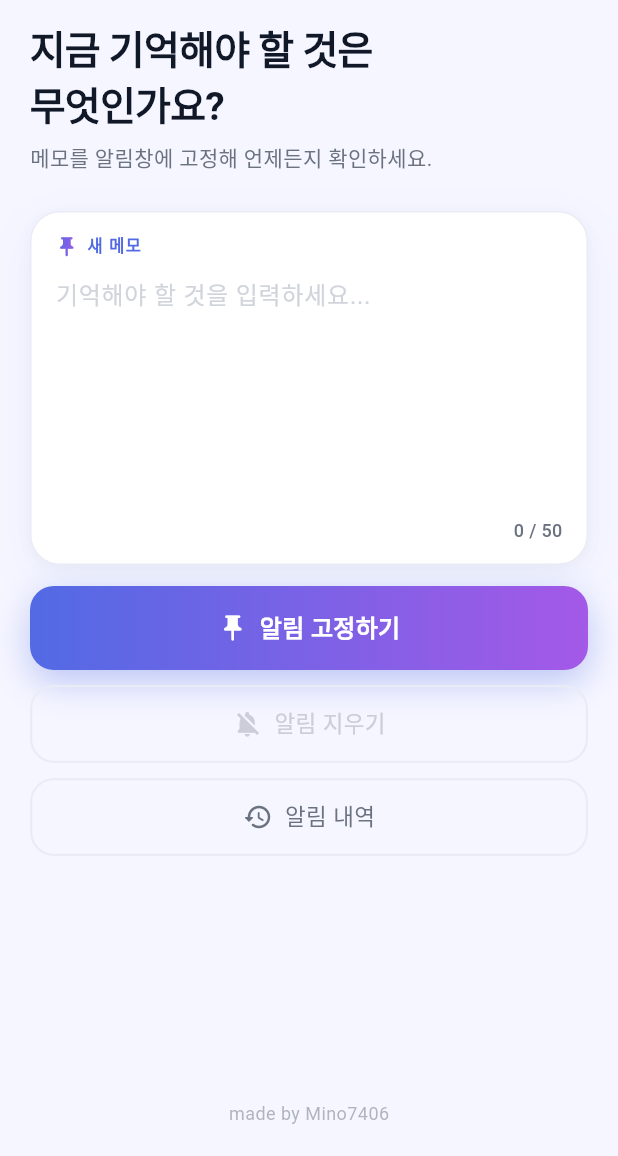
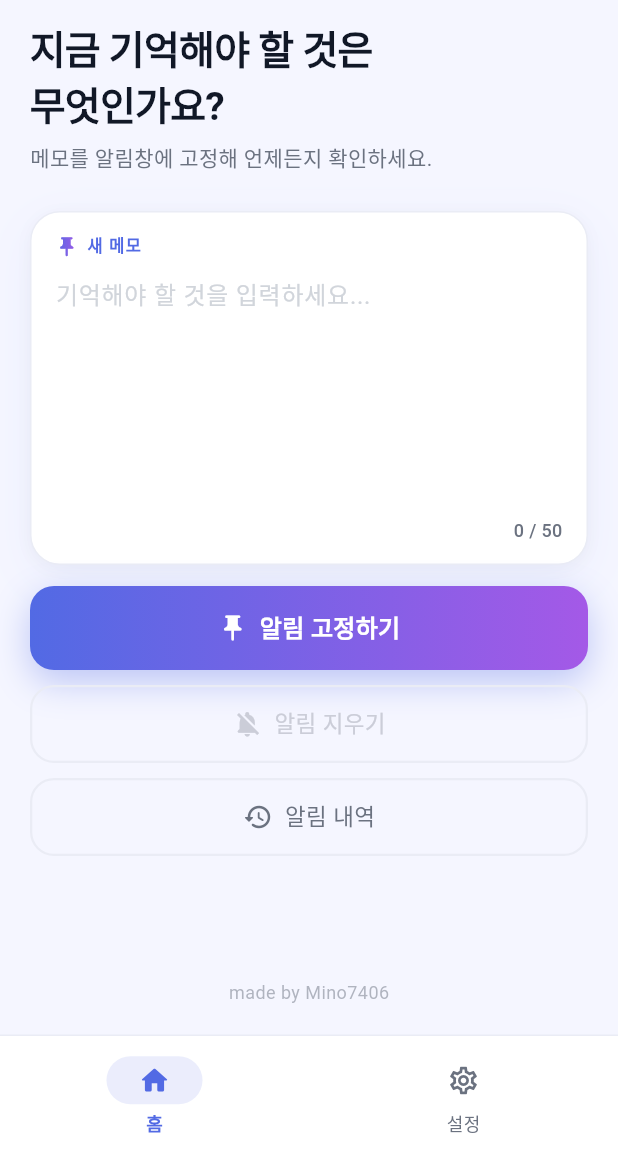
Before and after one commit to Mino7406/NotiMemo, a Flutter app: the screen it shows after launch, on a phone screen of 412 x 824 dp, the part 80-1236 px from its top. Run offline on Flutter 3.47's test engine with Material 3 defaults, Android fonts, the phone set to English and light mode, and no system bars; our stand-ins replace package_info_plus, permission_handler, shared_preferences; network calls fail.

Commit message:
v2.3.0 패치

```diff
--- a/lib/main.dart
+++ b/lib/main.dart
@@ -1,8 +1,12 @@
 import 'package:flutter/material.dart';
 import 'package:flutter/services.dart';
 import 'screens/home_screen.dart';
+import 'screens/settings_screen.dart';
 import 'services/notification_service.dart';
+import 'storage/settings_storage.dart';
 import 'theme/app_theme.dart';
+
+final _themeModeNotifier = ValueNotifier<ThemeMode>(ThemeMode.system);
 
 void main() async {
   WidgetsFlutterBinding.ensureInitialized();
@@ -12,6 +16,7 @@ void main() async {
   try {
     await NotificationService.initialize();
   } catch (_) {}
+  _themeModeNotifier.value = await SettingsStorage.getThemeMode();
   runApp(const NotiMemoApp());
 }
 
@@ -20,12 +25,16 @@ class NotiMemoApp extends StatelessWidget {
 
   @override
   Widget build(BuildContext context) {
-    return MaterialApp(
-      title: '알림메모',
-      debugShowCheckedModeBanner: false,
-      theme: _buildTheme(Brightness.light),
-      darkTheme: _buildTheme(Brightness.dark),
-      home: const HomeScreen(),
+    return ValueListenableBuilder<ThemeMode>(
+      valueListenable: _themeModeNotifier,
+      builder: (_, mode, _) => MaterialApp(
+        title: '알림메모',
+        debugShowCheckedModeBanner: false,
+        theme: _buildTheme(Brightness.light),
+        darkTheme: _buildTheme(Brightness.dark),
+        themeMode: mode,
+        home: _AppShell(currentMode: mode),
+      ),
     );
   }
 
@@ -44,6 +53,93 @@ class NotiMemoApp extends StatelessWidget {
         shape: RoundedRectangleBorder(borderRadius: BorderRadius.circular(16)),
         color: isDark ? AppColors.surfaceDark : AppColors.surfaceLight,
       ),
+      navigationBarTheme: NavigationBarThemeData(
+        backgroundColor: isDark ? AppColors.surfaceDark : Colors.white,
+        indicatorColor: AppColors.gradStart.withAlpha(isDark ? 45 : 30),
+        labelTextStyle: WidgetStateProperty.resolveWith((states) {
+          final selected = states.contains(WidgetState.selected);
+          return TextStyle(
+            fontSize: 12,
+            fontWeight: selected ? FontWeight.w600 : FontWeight.w400,
+            color: selected
+                ? AppColors.gradStart
+                : (isDark ? const Color(0xFF9CA3AF) : const Color(0xFF6B7280)),
+          );
+        }),
+        iconTheme: WidgetStateProperty.resolveWith((states) {
+          final selected = states.contains(WidgetState.selected);
+          return IconThemeData(
+            color: selected
+                ? AppColors.gradStart
+                : (isDark ? const Color(0xFF9CA3AF) : const Color(0xFF6B7280)),
+            size: 22,
+          );
+        }),
+      ),
     );
   }
 }
+
+class _AppShell extends StatefulWidget {
+  final ThemeMode currentMode;
+  const _AppShell({required this.currentMode});
+
+  @override
+  State<_AppShell> createState() => _AppShellState();
+}
+
+class _AppShellState extends State<_AppShell> {
+  int _index = 0;
+
+  void _changeTheme(ThemeMode mode) {
+    _themeModeNotifier.value = mode;
+    SettingsStorage.setThemeMode(mode);
+  }
+
+  @override
+  Widget build(BuildContext context) {
+    final isDark = Theme.of(context).brightness == Brightness.dark;
+
+    return Scaffold(
+      backgroundColor:
+          isDark ? AppColors.bgDark : AppColors.bgLight,
+      body: IndexedStack(
+        index: _index,
+        children: [
+          const HomeScreen(),
+          SettingsScreen(
+            currentMode: widget.currentMode,
+            onThemeChanged: _changeTheme,
+          ),
+        ],
+      ),
+      bottomNavigationBar: Column(
+        mainAxisSize: MainAxisSize.min,
+        children: [
+          Divider(
+            height: 1,
+            thickness: 1,
+            color: isDark ? AppColors.borderDark : AppColors.borderLight,
+          ),
+          NavigationBar(
+            selectedIndex: _index,
+            onDestinationSelected: (i) => setState(() => _index = i),
+            elevation: 0,
+            destinations: const [
+              NavigationDestination(
+                icon: Icon(Icons.home_outlined),
+                selectedIcon: Icon(Icons.home_rounded),
+                label: '홈',
+              ),
+              NavigationDestination(
+                icon: Icon(Icons.settings_outlined),
+                selectedIcon: Icon(Icons.settings_rounded),
+                label: '설정',
+              ),
+            ],
+          ),
+        ],
+      ),
+    );
+  }
+}
--- a/lib/services/update_service.dart
+++ b/lib/services/update_service.dart
@@ -11,24 +11,29 @@ class UpdateService {
   /// Returns the latest version tag if newer than the current version, null otherwise.
   static Future<String?> checkForUpdate() async {
     try {
-      final info = await PackageInfo.fromPlatform();
-      final current = info.version;
+      return await _fetch().timeout(const Duration(seconds: 8));
+    } catch (_) {
+      return null;
+    }
+  }
 
-      final client = HttpClient()
-        ..connectionTimeout = const Duration(seconds: 5);
+  static Future<String?> _fetch() async {
+    final info = await PackageInfo.fromPlatform();
+    final current = info.version;
+
+    final client = HttpClient()
+      ..connectionTimeout = const Duration(seconds: 5);
+    try {
       final request = await client.getUrl(Uri.parse(_apiUrl));
       request.headers.set('User-Agent', 'NotiMemo-App');
       final response = await request.close();
       if (response.statusCode != 200) return null;
       final body = await response.transform(utf8.decoder).join();
-      client.close();
-
       final json = jsonDecode(body) as Map<String, dynamic>;
       final tag = (json['tag_name'] as String).replaceFirst(RegExp(r'^v'), '');
-
       return _isNewer(tag, current) ? tag : null;
-    } catch (_) {
-      return null;
+    } finally {
+      client.close();
     }
   }
 
--- /dev/null
+++ b/lib/storage/settings_storage.dart
@@ -0,0 +1,28 @@
+import 'package:flutter/material.dart';
+import 'package:shared_preferences/shared_preferences.dart';
+
+class SettingsStorage {
+  static const _keyTheme = 'theme_mode';
+
+  static Future<ThemeMode> getThemeMode() async {
+    final prefs = await SharedPreferences.getInstance();
+    switch (prefs.getString(_keyTheme)) {
+      case 'light':
+        return ThemeMode.light;
+      case 'dark':
+        return ThemeMode.dark;
+      default:
+        return ThemeMode.system;
+    }
+  }
+
+  static Future<void> setThemeMode(ThemeMode mode) async {
+    final prefs = await SharedPreferences.getInstance();
+    final val = mode == ThemeMode.light
+        ? 'light'
+        : mode == ThemeMode.dark
+            ? 'dark'
+            : 'system';
+    await prefs.setString(_keyTheme, val);
+  }
+}
```
Also changed, not shown: lib/screens/settings_screen.dart (added, +159 -0 lines), 1 other file.
